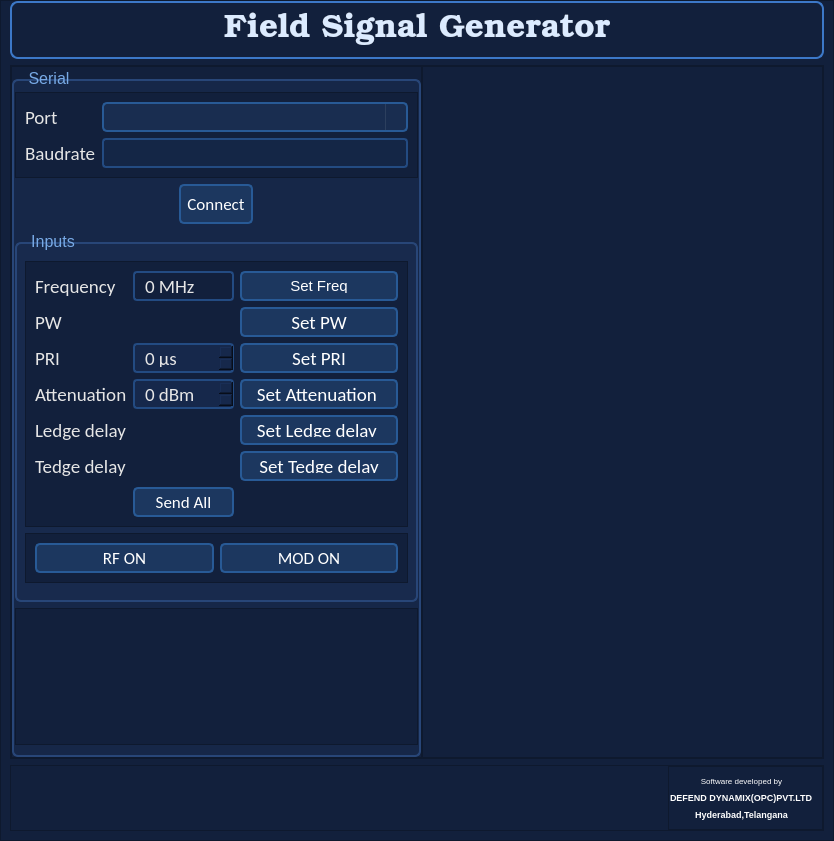
First picture: the form in PayloadPanel/UI/LMXControlPanel.ui, repository PalakurthiRahul01/FieldSignalGenerator, before the edit.
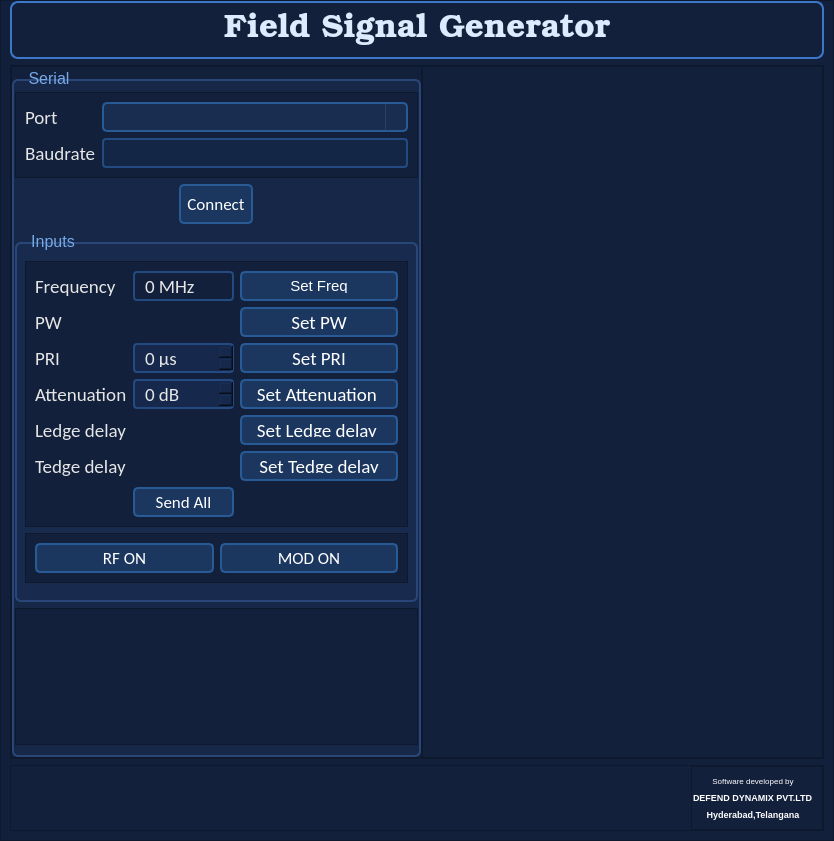
Second picture: the form after the edit. Icons and pictures are not drawn. Custom widgets are drawn as their Qt base class.

```diff
--- a/PayloadPanel/UI/LMXControlPanel.ui
+++ b/PayloadPanel/UI/LMXControlPanel.ui
@@ -565,7 +565,7 @@
                         </font>
                        </property>
                        <property name="suffix">
-                        <string> dBm</string>
+                        <string> dB</string>
                        </property>
                       </widget>
                      </item>
@@ -1191,7 +1191,7 @@
                <string notr="true">color: rgb(255, 255, 255);</string>
               </property>
               <property name="text">
-               <string>DEFEND DYNAMIX(OPC)PVT.LTD</string>
+               <string>DEFEND DYNAMIX PVT.LTD</string>
               </property>
              </widget>
             </item>
```
